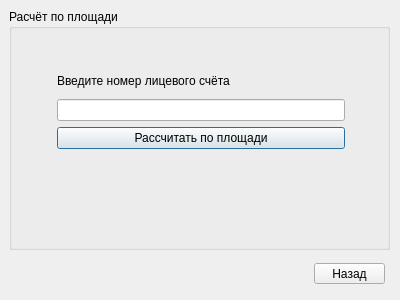
Above: methodareawindow.ui from A1exRuf/rentCalculation_repo before the change. Below: the same form after it.
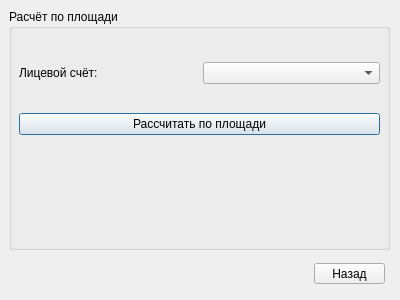
That is the form after the change.

Diff of the .ui file:
```diff
--- a/methodareawindow.ui
+++ b/methodareawindow.ui
@@ -25,27 +25,27 @@
    <property name="title">
     <string>Расчёт по площади</string>
    </property>
-   <widget class="QWidget" name="layoutWidget">
+   <widget class="QWidget" name="">
     <property name="geometry">
      <rect>
-      <x>48</x>
-      <y>59</y>
-      <width>288</width>
-      <height>81</height>
+      <x>10</x>
+      <y>30</y>
+      <width>361</width>
+      <height>121</height>
      </rect>
     </property>
-    <layout class="QVBoxLayout" name="verticalLayout_2">
+    <layout class="QVBoxLayout" name="verticalLayout">
      <item>
-      <layout class="QVBoxLayout" name="verticalLayout">
+      <layout class="QHBoxLayout" name="horizontalLayout">
        <item>
         <widget class="QLabel" name="label">
          <property name="text">
-          <string>Введите номер лицевого счёта</string>
+          <string>Лицевой счёт:</string>
          </property>
         </widget>
        </item>
        <item>
-        <widget class="QLineEdit" name="lineEdit_selectRow"/>
+        <widget class="QComboBox" name="comboBox_selectRow"/>
        </item>
       </layout>
      </item>
```
